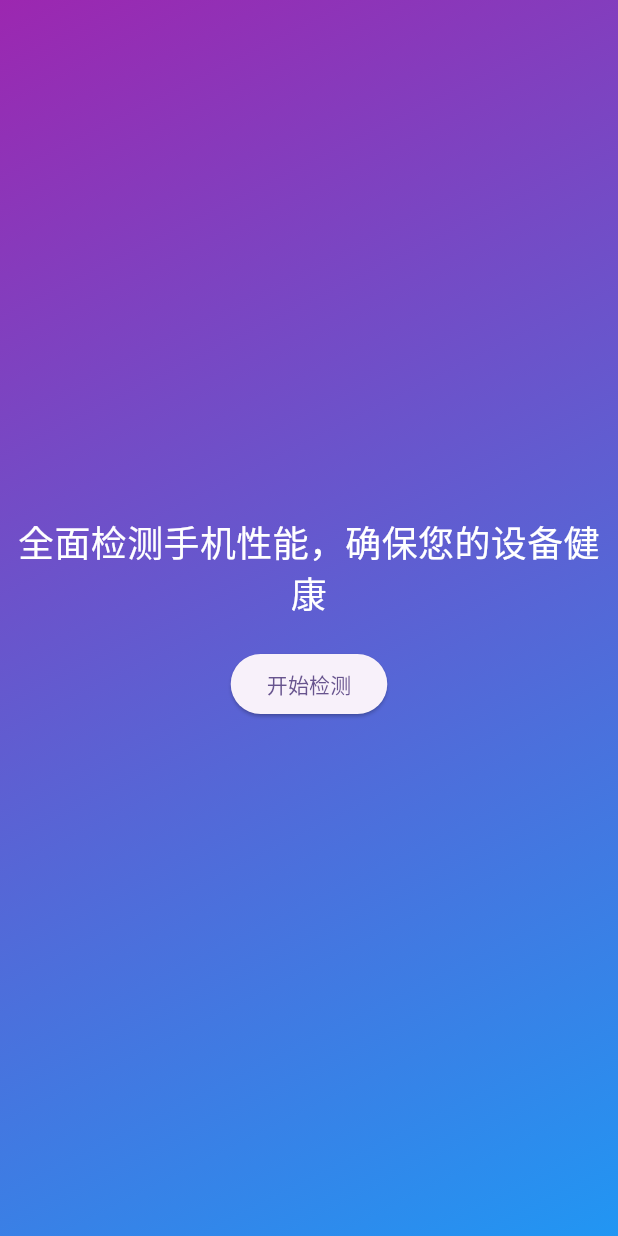
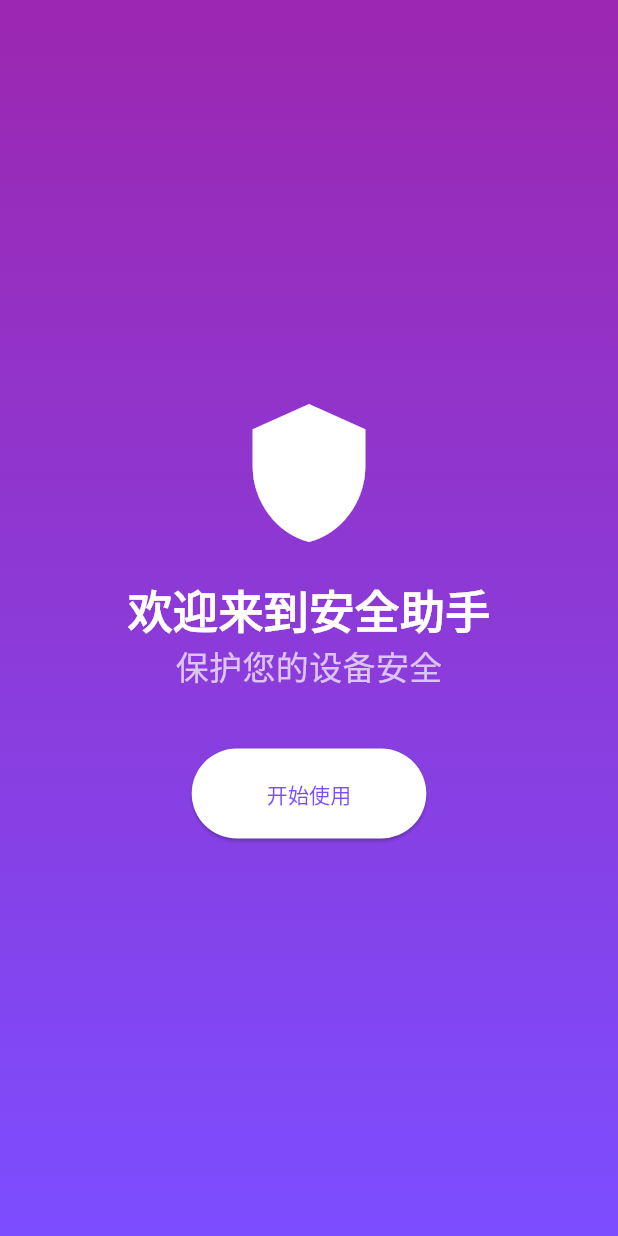
Before and after one commit to obiwan90/mobile_guardian, a Flutter app: the screen it shows after launch, on a phone screen of 412 x 824 dp. Run offline on Flutter 3.47's test engine with Material 3 defaults, Android fonts, the phone set to English and light mode, and no system bars; our stand-ins replace device_info_plus.

Commit message:
重新设计引导页

```diff
--- a/lib/main.dart
+++ b/lib/main.dart
@@ -14,7 +14,7 @@
     return MaterialApp(
       title: '手机质量检测器',
       theme: ThemeData(
-        colorScheme: ColorScheme.fromSeed(seedColor: Colors.deepPurple),
+        primarySwatch: Colors.blue,
         useMaterial3: true,
       ),
       home: const IntroPage(),
@@ -28,27 +28,37 @@
   @override
   Widget build(BuildContext context) {
     return Scaffold(
-      body: Stack(
-        children: [
-          Container(
+      body: Container(
         decoration: const BoxDecoration(
           gradient: LinearGradient(
-                colors: [Colors.purple, Colors.blue],
-                begin: Alignment.topLeft,
-                end: Alignment.bottomRight,
+            colors: [Colors.purple, Colors.deepPurpleAccent],
+            begin: Alignment.topCenter,
+            end: Alignment.bottomCenter,
           ),
         ),
-          ),
-          Center(
+        child: Center(
           child: Column(
             mainAxisAlignment: MainAxisAlignment.center,
             children: [
-                const Text(
-                  "全面检测手机性能，确保您的设备健康",
-                  style: TextStyle(fontSize: 24, color: Colors.white),
-                  textAlign: TextAlign.center,
+              const Icon(
+                Icons.shield,
+                size: 100,
+                color: Colors.white,
               ),
               const SizedBox(height: 20),
+              const Text(
+                "欢迎来到安全助手",
+                style: TextStyle(
+                  fontSize: 30,
+                  fontWeight: FontWeight.bold,
+                  color: Colors.white,
+                ),
+              ),
+              const Text(
+                "保护您的设备安全",
+                style: TextStyle(fontSize: 22, color: Colors.white70),
+              ),
+              const SizedBox(height: 40),
               ElevatedButton(
                 onPressed: () {
                   Navigator.push(
@@ -56,12 +66,17 @@
                       MaterialPageRoute(
                           builder: (context) => const HomePage()));
                 },
-                  child: const Text("开始检测"),
+                style: ElevatedButton.styleFrom(
+                  backgroundColor: Colors.white,
+                  foregroundColor: Colors.deepPurpleAccent,
+                  padding:
+                      const EdgeInsets.symmetric(horizontal: 50, vertical: 20),
+                ),
+                child: const Text("开始使用"),
               ),
             ],
           ),
         ),
-        ],
       ),
     );
   }
@@ -95,7 +110,6 @@
         deviceBrand = androidInfo.brand ?? '未知';
       });
     } catch (e) {
-      // Handle error if info can't be fetched
       setState(() {
         deviceName = '不可读取设备信息';
         deviceMemory = '不可读取设备信息';
--- a/pubspec.yaml
+++ b/pubspec.yaml
@@ -22,3 +22,7 @@ dev_dependencies:
 
 flutter:
   uses-material-design: true
+
+  assets:
+    - assets/background_layer1.png
+    - assets/background_layer2.png
```
Lines whose indentation alone changed are shown as unchanged.
